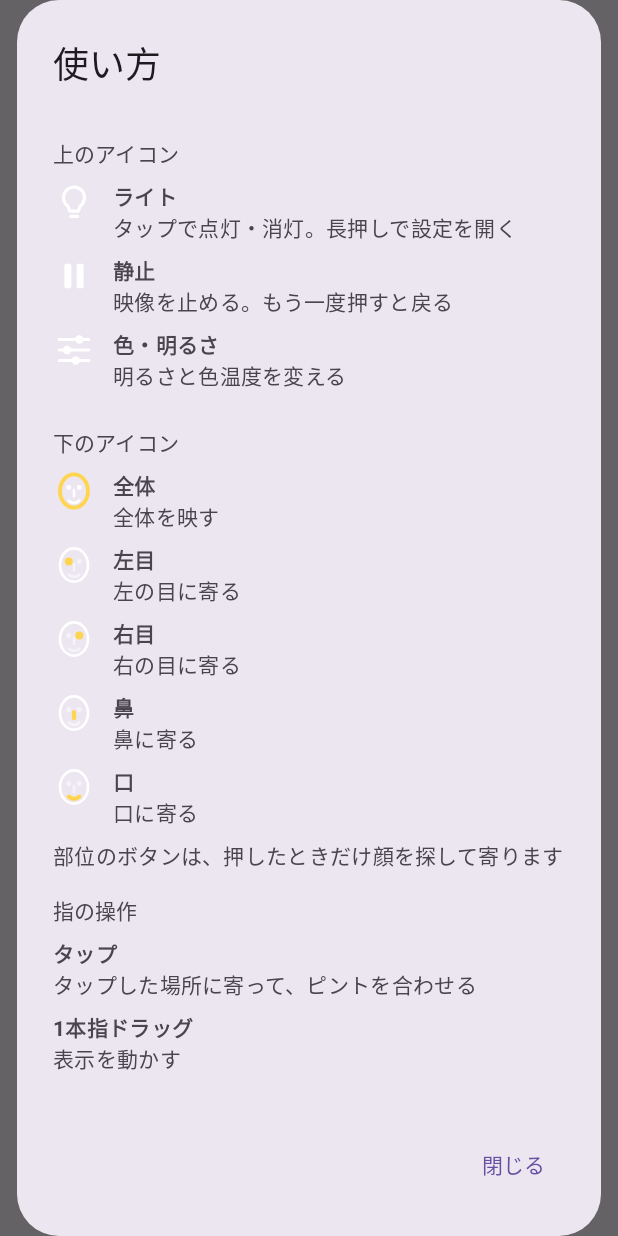
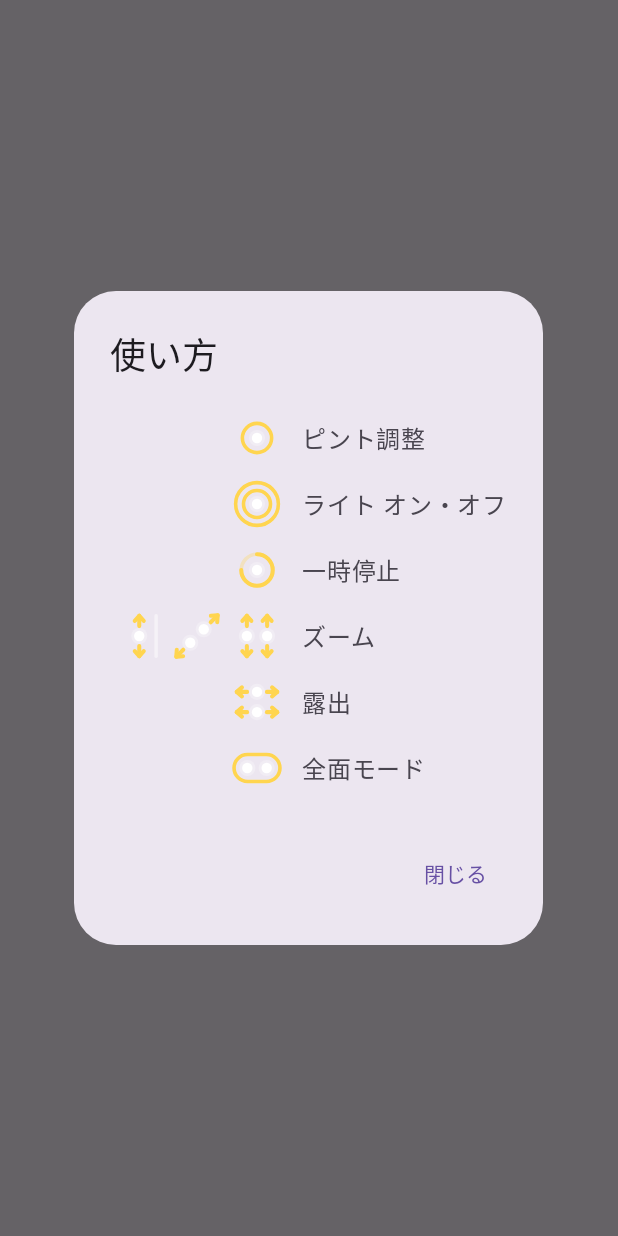
Before and after one commit to hide10/kagami, an Android app built with Jetpack Compose: the composable HelpDialog shown on its own in the app's theme, on a phone screen of 412 x 824 dp. Run offline under Robolectric (Android 15) with nearby library versions, the phone set to English and light mode, and no system bars; libraries missing offline, so code that uses them is left out: androidx.camera.camera2, androidx.camera.core, androidx.camera.lifecycle, androidx.camera.view, com.google.mlkit.vision; 32 statements that could not run were skipped.

Commit message:
feat(ui): ダブルタップでライト、2本指の上下で寄り引き・左右で露出にし、使い方を絵と一言にする
指の操作を足す。読み分けは TouchReader に置き、画面は結果を映すだけ。
- ダブルタップ: ライトの点灯・消灯。決まりは今までの toggleLight のまま。1 回目は今までどおりすぐタップとして寄り、
  ピントも合わせる。2 回目はライトだけを切り替え、もう一度は寄らない。タップを待たせると、いちばん使う寄る操作が毎回
  ダブルタップの待ち時間(約 300ms)だけ遅れるため。代わりに、全体を見ている状態でダブルタップすると、その点へ寄ったままライトが変わる。
  2 回目は 1 回目を離してから doubleTapTimeout のうちに置き、100dp のうちで離したときだけ。
- 2 本指: 置いた位置から slop を越えて動いたときに一度だけ読み分け、全部離すまで変えない。指の間隔の変化が重心の移動より
  大きければピンチ(今までどおり)、そうでなければ縦横の大きいほう。片方の指だけ動かすピンチは間隔が重心の 2 倍動くのでピンチになる。
  縦は寄り引きで、右端のスライダーと同じく上へ動かすと寄り、画面の高さいっぱいで 1 倍から最大まで動く。
  横は露出で、画面の幅いっぱいで -2〜+2 EV を動き、右へ動かすと明るい。動かし始めの露出から測って 1/3 段に丸める。
1 本指のタップ・ドラッグ・長押しと、全面のあいだは 2 本指タップしか受け付けないことは変えない。

使い方は文章をやめ、操作の絵と一言だけにする。上と下のアイコンの説明と部位の注記は外す。絵は GestureGlyphs.kt に描き、
指先の丸の数が指の本数、ACCENT の矢印が動く向き、輪がタップ(2 重でダブルタップ、満ちていく輪で長押し)を表す。
ズームの行は右端の上下ドラッグ・ピンチ・2 本指の上下ドラッグの 3 つを並べる。項目は絵の種類と一言のデータで、
あとで文字列リソースへ移せるよう英語も持つ。

Co-Authored-By: Claude Opus 5.5 <noreply@anthropic.com>
Claude-Session: https://claude.ai/code/session_0161geP9ZBtZR35shjY3PeFg

```diff
--- a/app/src/main/java/com/hide10/kagami/core/ColorAdjust.kt
+++ b/app/src/main/java/com/hide10/kagami/core/ColorAdjust.kt
@@ -39,6 +39,9 @@ data class ColorAdjust(val exposureEv: Float = 0f, val kelvin: Float = Kelvin.NE
 
     /** 1/3 段刻みに丸めるので、真ん中付近へ戻せば無加工に戻る。 */
     fun withExposure(ev: Float) = copy(exposureEv = (ev.coerceIn(EV) * 3f).roundToInt() / 3f)
+
+    /** 動かし始めに fromEv だった露出を、指で横へ dx 動かしたあと。幅 width いっぱいで EV の端から端まで動き、右へ動かすと明るい。 */
+    fun withExposureDragged(fromEv: Float, dx: Float, width: Float) = withExposure(fromEv + dx / width * (EV.endInclusive - EV.start))
 
     /** 100K 刻みに丸めるので、6500K 付近へ戻せば無加工に戻る。 */
     fun withKelvin(k: Float) = copy(kelvin = (k.coerceIn(KELVIN) / 100f).roundToInt() * 100f)
--- /dev/null
+++ b/app/src/main/java/com/hide10/kagami/ui/GestureGlyphs.kt
@@ -0,0 +1,99 @@
+package com.hide10.kagami.ui
+
+import androidx.compose.ui.geometry.CornerRadius
+import androidx.compose.ui.geometry.Offset
+import androidx.compose.ui.geometry.Size
+import androidx.compose.ui.graphics.Path
+import androidx.compose.ui.graphics.StrokeCap
+import androidx.compose.ui.graphics.StrokeJoin
+import androidx.compose.ui.graphics.drawscope.DrawScope
+import androidx.compose.ui.graphics.drawscope.Stroke
+import androidx.compose.ui.graphics.drawscope.rotate
+
+// 指の操作の絵。指先は薄い縁のついた白い丸で、指の数がそのまま丸の数になる。動きの矢印と触れた輪は ACCENT で描く。
+// 格子は Glyphs.kt と同じ 24×24。
+
+/** 使い方に出す指の操作。ja と en は絵の読み上げに使う操作の名前。 */
+enum class GestureIcon(val ja: String, val en: String) {
+    TAP("タップ", "Tap"),
+    DOUBLE_TAP("ダブルタップ", "Double tap"),
+    LONG_PRESS("長押し", "Long press"),
+    EDGE_DRAG("右端の上下ドラッグ", "Drag up or down on the right edge"),
+    PINCH("ピンチ", "Pinch"),
+    TWO_FINGER_VERTICAL("2本指の上下ドラッグ", "Two-finger drag up or down"),
+    TWO_FINGER_HORIZONTAL("2本指の水平ドラッグ", "Two-finger drag sideways"),
+    TWO_FINGER_TAP("2本指タップ", "Two-finger tap"),
+}
+
+private val MID = Offset(12f, 12f)
+
+/** タップの輪は 1 回なら 1 重、ダブルタップなら 2 重。長押しは押している長さを、満ちていく輪で表す。 */
+internal fun DrawScope.gestureGlyph(icon: GestureIcon) = grid {
+    when (icon) {
+        GestureIcon.TAP -> {
+            ring(MID, 6.5f)
+            finger(MID)
+        }
+        GestureIcon.DOUBLE_TAP -> {
+            ring(MID, 6f)
+            ring(MID, 9.5f)
+            finger(MID)
+        }
+        GestureIcon.LONG_PRESS -> {
+            ring(MID, 7f, alpha = 0.3f)
+            drawArc(ACCENT, -90f, 270f, false, Offset(5f, 5f), Size(14f, 14f), style = Stroke(1.8f, cap = StrokeCap.Round))
+            finger(MID)
+        }
+        GestureIcon.EDGE_DRAG -> {
+            drawLine(INK.copy(alpha = 0.45f), Offset(20.5f, 3f), Offset(20.5f, 21f), 1.6f, StrokeCap.Round)
+            upAndDown(13f)
+        }
+        GestureIcon.PINCH -> {
+            arrow(Offset(5.9f, 18.1f), Offset(2.8f, 21.2f))
+            arrow(Offset(18.1f, 5.9f), Offset(21.2f, 2.8f))
+            finger(Offset(9f, 15f))
+            finger(Offset(15f, 9f))
+        }
+        GestureIcon.TWO_FINGER_VERTICAL -> twoUpAndDown()
+        GestureIcon.TWO_FINGER_HORIZONTAL -> rotate(90f, MID) { twoUpAndDown() }
+        GestureIcon.TWO_FINGER_TAP -> {
+            drawRoundRect(ACCENT, Offset(1.8f, 6f), Size(20.4f, 12f), CornerRadius(6f), style = Stroke(1.6f))
+            finger(Offset(7.7f, 12f))
+            finger(Offset(16.3f, 12f))
+        }
+    }
+}
+
+private fun DrawScope.finger(at: Offset) {
+    drawCircle(INK.copy(alpha = 0.25f), 3.6f, at)
+    drawCircle(INK, 2.3f, at)
+}
+
+private fun DrawScope.ring(at: Offset, radius: Float, alpha: Float = 1f) =
+    drawCircle(ACCENT.copy(alpha = alpha), radius, at, style = Stroke(1.6f))
+
+private fun DrawScope.arrow(from: Offset, to: Offset) {
+    val d = to - from
+    val along = d / d.getDistance()
+    val back = to - along * 2.3f
+    val side = Offset(-along.y, along.x) * 2f
+    val head = Path().apply {
+        moveTo(back.x + side.x, back.y + side.y)
+        lineTo(to.x, to.y)
+        lineTo(back.x - side.x, back.y - side.y)
+    }
+    drawLine(ACCENT, from, to, 1.8f, StrokeCap.Round)
+    drawPath(head, ACCENT, style = Stroke(1.8f, cap = StrokeCap.Round, join = StrokeJoin.Round))
+}
+
+/** x の列に置いた指 1 本と、その上下の矢印。 */
+private fun DrawScope.upAndDown(x: Float) {
+    arrow(Offset(x, 7.6f), Offset(x, 3f))
+    arrow(Offset(x, 16.4f), Offset(x, 21f))
+    finger(Offset(x, 12f))
+}
+
+private fun DrawScope.twoUpAndDown() {
+    upAndDown(7.5f)
+    upAndDown(16.5f)
+}
--- a/app/src/main/java/com/hide10/kagami/ui/Glyphs.kt
+++ b/app/src/main/java/com/hide10/kagami/ui/Glyphs.kt
@@ -15,11 +15,11 @@ import com.hide10.kagami.core.FacePart
 
 // アイコンの絵。24×24 の格子に描いてキャンバスの大きさまで広げ、選んでいる所や点いているものは ACCENT で描く。
 
-private val INK = Color.White
+internal val INK = Color.White
 private val FAINT = Color.White.copy(alpha = 0.55f)
-private val ACCENT = Color(0xFFFFD54F)
+internal val ACCENT = Color(0xFFFFD54F)
 
-private inline fun DrawScope.grid(block: DrawScope.() -> Unit) = scale(size.minDimension / 24f, Offset.Zero, block)
+internal inline fun DrawScope.grid(block: DrawScope.() -> Unit) = scale(size.minDimension / 24f, Offset.Zero, block)
 
 /** 顔の輪郭と目・鼻・口。part を ACCENT で大きく描き、null なら輪郭を ACCENT にして全体を表す。左目は画面の左に映る目で、左右は入れ替えない。 */
 internal fun DrawScope.faceGlyph(part: FacePart?) = grid {
--- a/app/src/main/java/com/hide10/kagami/ui/HelpDialog.kt
+++ b/app/src/main/java/com/hide10/kagami/ui/HelpDialog.kt
@@ -1,10 +1,9 @@
 package com.hide10.kagami.ui
 
 import androidx.compose.foundation.Canvas
+import androidx.compose.foundation.layout.Arrangement
 import androidx.compose.foundation.layout.Column
 import androidx.compose.foundation.layout.Row
-import androidx.compose.foundation.layout.Spacer
-import androidx.compose.foundation.layout.height
 import androidx.compose.foundation.layout.padding
 import androidx.compose.foundation.layout.size
 import androidx.compose.foundation.layout.width
@@ -15,38 +14,31 @@ import androidx.compose.material3.MaterialTheme
 import androidx.compose.material3.Text
 import androidx.compose.material3.TextButton
 import androidx.compose.runtime.Composable
+import androidx.compose.ui.Alignment
 import androidx.compose.ui.Modifier
-import androidx.compose.ui.graphics.drawscope.DrawScope
-import androidx.compose.ui.text.font.FontWeight
+import androidx.compose.ui.semantics.contentDescription
+import androidx.compose.ui.semantics.semantics
 import androidx.compose.ui.unit.dp
-import com.hide10.kagami.core.FacePart
 
-/** 名前と短い一行だけの説明。見ればわかるアイコン(情報)は載せない。 */
-private class Help(val name: String, val text: String, val glyph: (DrawScope.() -> Unit)? = null)
+/** 指の操作ひとつ。操作の絵と、それでできることの一言。訳すときのために英語も持つ。 */
+private class Hint(val icons: List<GestureIcon>, val ja: String, val en: String)
 
-private val TOP = listOf(
-    Help("ライト", "タップで点灯・消灯。長押しで設定を開く") { bulbGlyph(false) },
-    Help("静止", "映像を止める。もう一度押すと戻る") { pauseGlyph(false) },
-    Help("色・明るさ", "明るさと色温度を変える") { slidersGlyph(false) },
+private val HINTS = listOf(
+    Hint(listOf(GestureIcon.TAP), "ピント調整", "Focus"),
+    Hint(listOf(GestureIcon.DOUBLE_TAP), "ライト オン・オフ", "Light on/off"),
+    Hint(listOf(GestureIcon.LONG_PRESS), "一時停止", "Pause"),
+    Hint(listOf(GestureIcon.EDGE_DRAG, GestureIcon.PINCH, GestureIcon.TWO_FINGER_VERTICAL), "ズーム", "Zoom"),
+    Hint(listOf(GestureIcon.TWO_FINGER_HORIZONTAL), "露出", "Exposure"),
+    Hint(listOf(GestureIcon.TWO_FINGER_TAP), "全面モード", "Full screen"),
 )
 
-private val BOTTOM = listOf(
-    Help("全体", "全体を映す") { faceGlyph(null) },
-    Help("左目", "左の目に寄る") { faceGlyph(FacePart.LEFT_EYE) },
-    Help("右目", "右の目に寄る") { faceGlyph(FacePart.RIGHT_EYE) },
-    Help("鼻", "鼻に寄る") { faceGlyph(FacePart.NOSE) },
-    Help("口", "口に寄る") { faceGlyph(FacePart.MOUTH) },
-)
+private val ICON = 36.dp
+private val ICON_GAP = 4.dp
 
-private val GESTURES = listOf(
-    Help("タップ", "タップした場所に寄って、ピントを合わせる"),
-    Help("1本指ドラッグ", "表示を動かす"),
-    Help("ピンチ", "寄る・引く"),
-    Help("右端スライダー", "上下でズーム"),
-    Help("長押し", "静止する"),
-)
+/** 絵の列の幅。いちばん多く並ぶ行に合わせ、絵は右に寄せて一言のすぐ隣に置く。 */
+private val ICONS_WIDTH = HINTS.maxOf { it.icons.size }.let { ICON * it + ICON_GAP * (it - 1) }
 
-/** アイコンの意味と指の操作の説明。外側のタップか「閉じる」で閉じる。 */
+/** 指の操作を絵と一言で示す。外側のタップか「閉じる」で閉じる。 */
 @Composable
 fun HelpDialog(onDismiss: () -> Unit) {
     AlertDialog(
@@ -55,29 +47,17 @@ fun HelpDialog(onDismiss: () -> Unit) {
         title = { Text("使い方") },
         text = {
             Column(Modifier.verticalScroll(rememberScrollState())) {
-                Section("上のアイコン", TOP)
-                Section("下のアイコン", BOTTOM)
-                Text("部位のボタンは、押したときだけ顔を探して寄ります", style = MaterialTheme.typography.bodyMedium)
-                Section("指の操作", GESTURES)
+                for (hint in HINTS) {
+                    Row(Modifier.padding(vertical = 4.dp), verticalAlignment = Alignment.CenterVertically) {
+                        Row(Modifier.width(ICONS_WIDTH), Arrangement.spacedBy(ICON_GAP, Alignment.End)) {
+                            for (icon in hint.icons) {
+                                Canvas(Modifier.size(ICON).semantics { contentDescription = icon.ja }) { gestureGlyph(icon) }
+                            }
+                        }
+                        Text(hint.ja, Modifier.padding(start = 12.dp), style = MaterialTheme.typography.bodyLarge)
+                    }
+                }
             }
         },
     )
 }
-
-@Composable
-private fun Section(title: String, items: List<Help>) {
-    Text(title, Modifier.padding(top = 16.dp, bottom = 4.dp), style = MaterialTheme.typography.titleSmall)
-    for (item in items) {
-        Row(Modifier.padding(vertical = 4.dp)) {
-            item.glyph?.let {
-                Canvas(Modifier.size(28.dp), onDraw = it)
-                Spacer(Modifier.width(12.dp))
-            }
-            Column {
-                Text(item.name, fontWeight = FontWeight.Bold)
-                Text(item.text, style = MaterialTheme.typography.bodyMedium)
-            }
-        }
-    }
-    Spacer(Modifier.height(4.dp))
-}
```
Also changed, not shown: app/src/main/java/com/hide10/kagami/core/TouchReader.kt (+63 -15 lines), app/src/main/java/com/hide10/kagami/ui/MirrorScreen.kt (+25 -1 lines), 2 other files.
